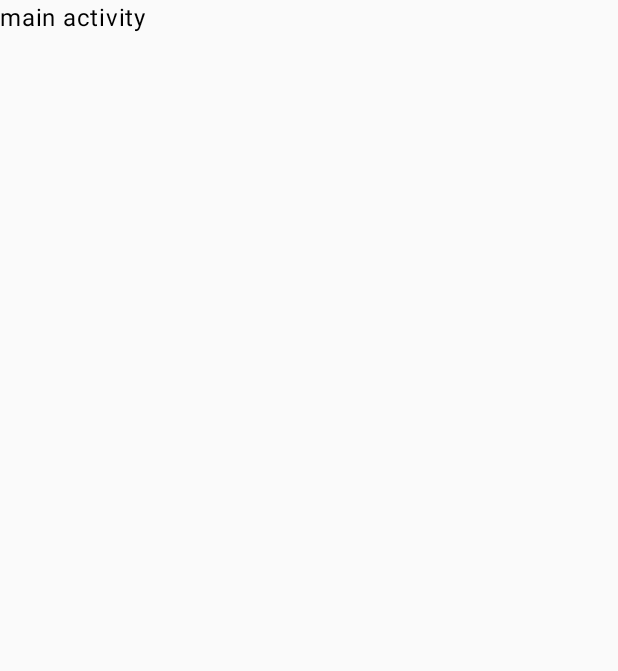
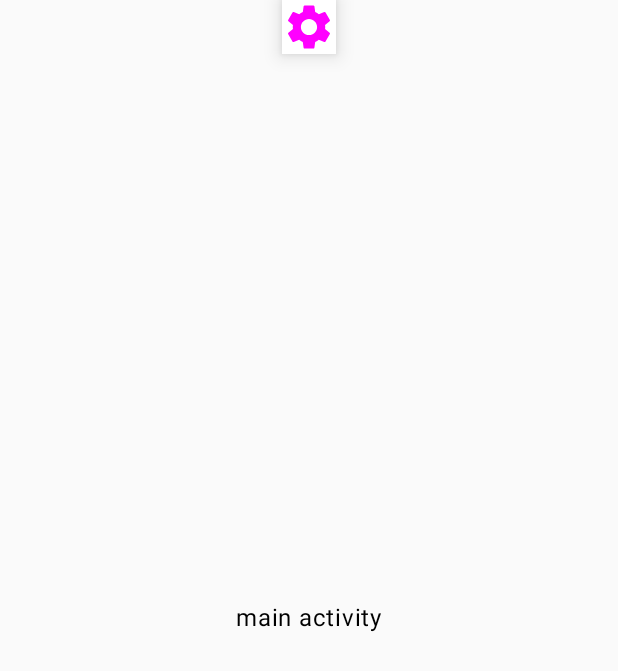
Before and after one commit to behnawwm/DeveloperPanelPlayground, an Android app built with Jetpack Compose: the MainActivity screen opened directly, with no data from a screen before it, on a phone screen of 412 x 824 dp. Before the commit the part shown is almost empty. Shown: the top 671 px of the screen. Run offline under Robolectric (Android 15) with nearby library versions, the phone set to English and light mode, and no system bars.

Commit message:
add floating control button for panel

```diff
--- a/app/build.gradle.kts
+++ b/app/build.gradle.kts
@@ -55,20 +55,24 @@ android {
 }
 
 dependencies {
+    implementation(platform(libs.compose.bom))
 
     implementation(libs.core.ktx)
     implementation(libs.lifecycle.runtime.ktx)
     implementation(libs.activity.compose)
-    implementation(platform(libs.compose.bom))
     implementation(libs.ui)
     implementation(libs.ui.graphics)
     implementation(libs.ui.tooling.preview)
     implementation(libs.material3)
+    implementation(libs.materialIcons)
+
     testImplementation(libs.junit)
+
     androidTestImplementation(libs.androidx.test.ext.junit)
     androidTestImplementation(libs.espresso.core)
     androidTestImplementation(platform(libs.compose.bom))
     androidTestImplementation(libs.ui.test.junit4)
+
     debugImplementation(libs.ui.tooling)
     debugImplementation(libs.ui.test.manifest)
 }
--- a/app/src/main/AndroidManifest.xml
+++ b/app/src/main/AndroidManifest.xml
@@ -3,6 +3,7 @@
     xmlns:tools="http://schemas.android.com/tools">
 
     <uses-permission android:name="android.permission.POST_NOTIFICATIONS" />
+
     <application
         android:allowBackup="true"
         android:dataExtractionRules="@xml/data_extraction_rules"
--- a/app/src/main/java/com/behnawwm/developerpanelplayground/MainActivity.kt
+++ b/app/src/main/java/com/behnawwm/developerpanelplayground/MainActivity.kt
@@ -13,11 +13,36 @@ import android.widget.Toast
 import androidx.activity.ComponentActivity
 import androidx.activity.compose.setContent
 import androidx.activity.result.contract.ActivityResultContracts
+import androidx.compose.foundation.background
+import androidx.compose.foundation.gestures.detectDragGestures
+import androidx.compose.foundation.layout.Box
+import androidx.compose.foundation.layout.fillMaxSize
+import androidx.compose.foundation.layout.navigationBarsPadding
+import androidx.compose.foundation.layout.offset
+import androidx.compose.foundation.layout.size
+import androidx.compose.foundation.layout.statusBarsPadding
+import androidx.compose.foundation.shape.CircleShape
+import androidx.compose.material.icons.Icons
+import androidx.compose.material.icons.filled.Settings
+import androidx.compose.material3.Icon
 import androidx.compose.material3.Text
+import androidx.compose.runtime.getValue
+import androidx.compose.runtime.mutableStateOf
+import androidx.compose.runtime.remember
+import androidx.compose.runtime.setValue
+import androidx.compose.ui.Alignment
+import androidx.compose.ui.Modifier
+import androidx.compose.ui.draw.clip
+import androidx.compose.ui.draw.shadow
+import androidx.compose.ui.graphics.Color
+import androidx.compose.ui.input.pointer.pointerInput
+import androidx.compose.ui.unit.IntOffset
+import androidx.compose.ui.unit.dp
 import androidx.core.app.NotificationCompat
 import androidx.core.app.NotificationManagerCompat
 import androidx.core.content.ContextCompat
 import com.behnawwm.developerpanelplayground.ui.theme.DeveloperPanelPlaygroundTheme
+import kotlin.math.roundToInt
 
 class MainActivity : ComponentActivity() {
     override fun onCreate(savedInstanceState: Bundle?) {
@@ -26,7 +51,31 @@ class MainActivity : ComponentActivity() {
         createNotification()
         setContent {
             DeveloperPanelPlaygroundTheme {
-                Text(text = "main activity")
+                Box(
+                    modifier = Modifier.fillMaxSize()
+                ) {
+                    var offsetX by remember { mutableStateOf(0f) }
+                    var offsetY by remember { mutableStateOf(0f) }
+
+                    Icon(
+                        imageVector = Icons.Filled.Settings,
+                        contentDescription = null,
+                        modifier = Modifier
+                            .size(36.dp)
+                            .offset { IntOffset(offsetX.roundToInt(), offsetY.roundToInt()) }
+                            .pointerInput(Unit) {
+                                detectDragGestures { _, dragAmount ->
+                                    offsetX = (offsetX + dragAmount.x)
+                                    offsetY = (offsetY + dragAmount.y)
+                                }
+                            }
+                            .shadow(8.dp)
+                            .background(Color.White)
+                            .align(Alignment.TopCenter),
+                        tint = Color.Magenta,
+                    )
+                    Text(text = "main activity", modifier = Modifier.align(Alignment.Center))
+                }
             }
         }
     }
--- a/gradle/libs.versions.toml
+++ b/gradle/libs.versions.toml
@@ -24,6 +24,7 @@ ui-tooling-preview = { group = "androidx.compose.ui", name = "ui-tooling-preview
 ui-test-manifest = { group = "androidx.compose.ui", name = "ui-test-manifest" }
 ui-test-junit4 = { group = "androidx.compose.ui", name = "ui-test-junit4" }
 material3 = { group = "androidx.compose.material3", name = "material3" }
+materialIcons = { group = "androidx.compose.material", name = "material-icons-extended" }
 
 [plugins]
 com-android-application = { id = "com.android.application", version.ref = "agp" }
```
